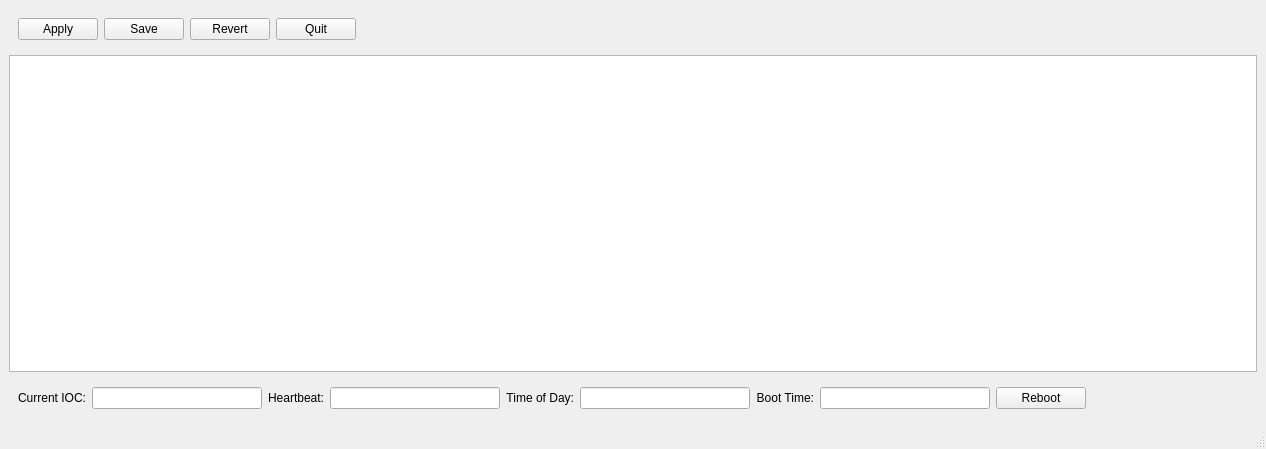
Qt form ioc.ui (pcdshub/IocManager) before a commit.
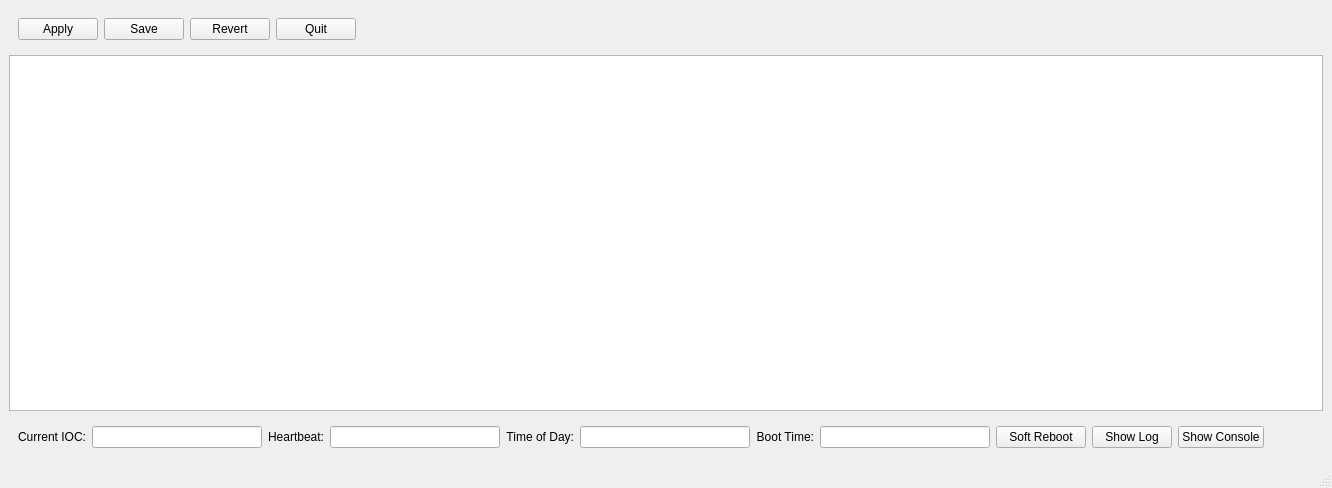
The same form after that commit.

Commit message: Add show log and show console buttons.

Diff of the .ui file:
```diff
--- a/ioc.ui
+++ b/ioc.ui
@@ -6,8 +6,8 @@
    <rect>
     <x>0</x>
     <y>0</y>
-    <width>1266</width>
-    <height>449</height>
+    <width>1332</width>
+    <height>488</height>
    </rect>
   </property>
   <property name="windowTitle">
@@ -277,7 +277,21 @@
           </size>
          </property>
          <property name="text">
-          <string>Reboot</string>
+          <string>Soft Reboot</string>
+         </property>
+        </widget>
+       </item>
+       <item>
+        <widget class="QPushButton" name="logButton">
+         <property name="text">
+          <string>Show Log</string>
+         </property>
+        </widget>
+       </item>
+       <item>
+        <widget class="QPushButton" name="consoleButton">
+         <property name="text">
+          <string>Show Console</string>
          </property>
         </widget>
        </item>
```
Left out of the diff: 4 changed lines with no effect on the pictures. The commit also changes 3 other files.
